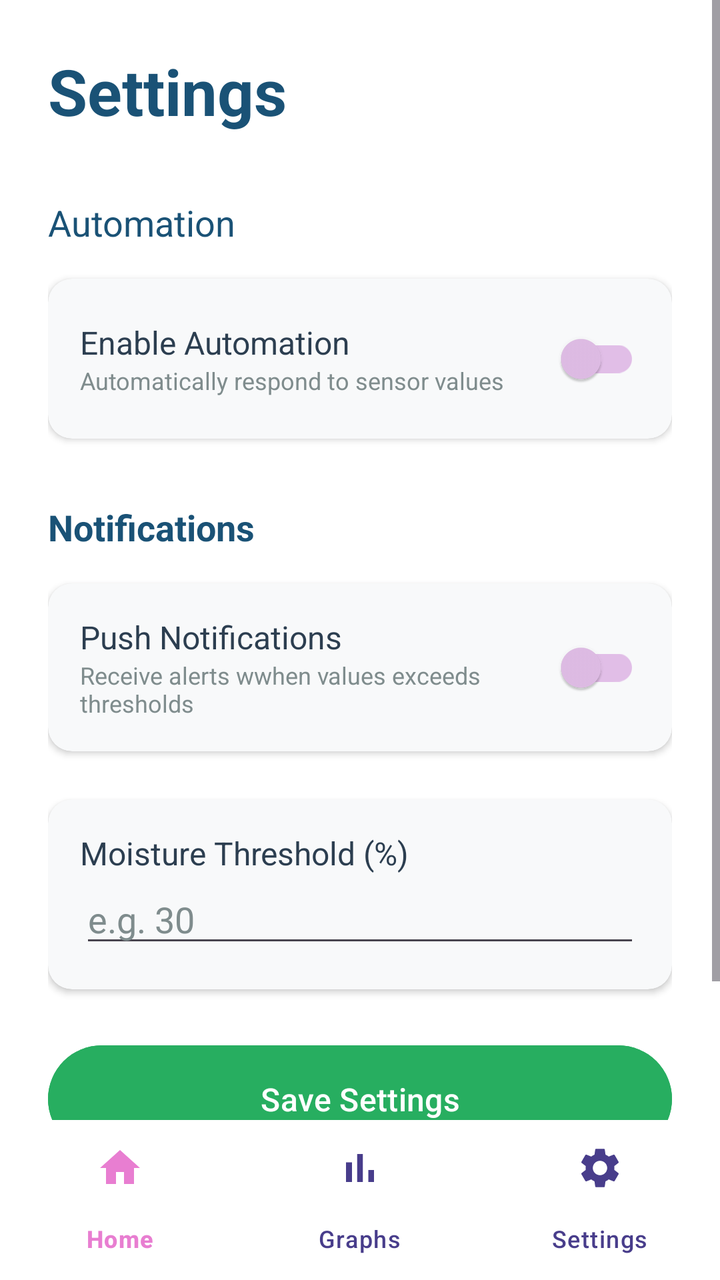
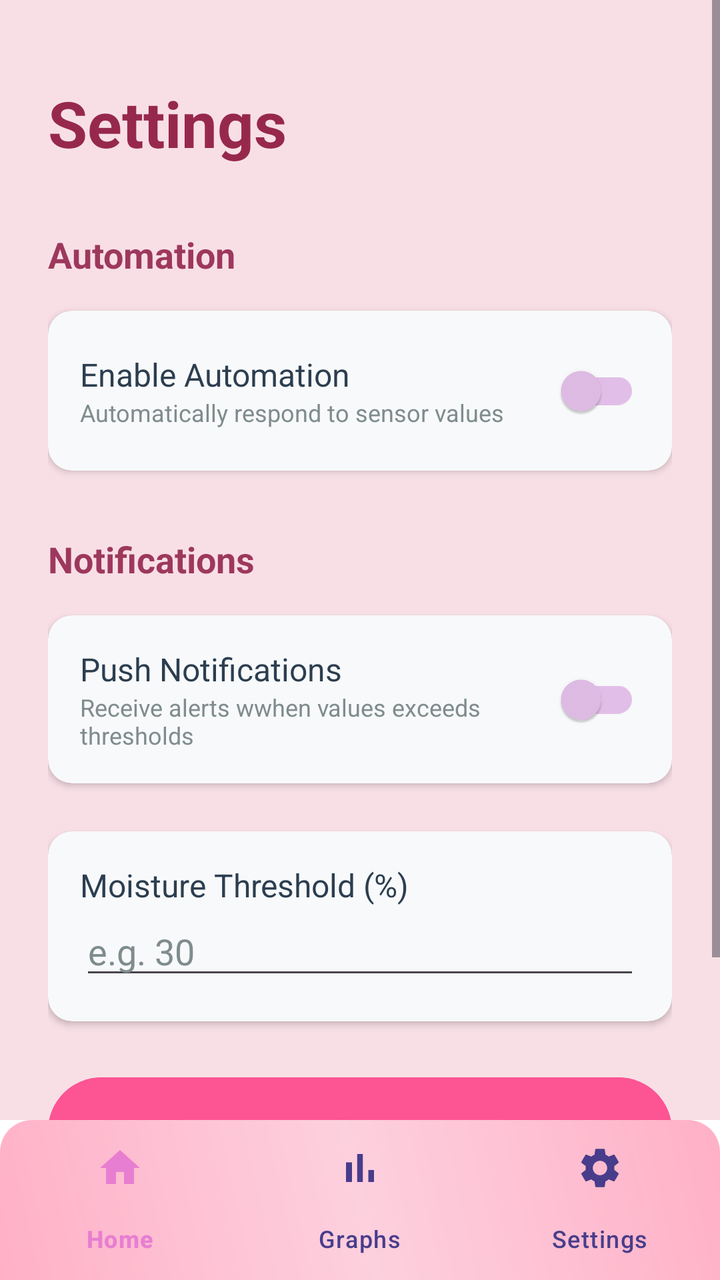

Compare the two renders of this Android layout. The source of the first and the diff that turns it into the second are given below.
<!-- AndroidManifest.xml: application theme Theme.Example2 -->
<!-- res/layout/activity_settings.xml -->
<?xml version="1.0" encoding="utf-8"?>
<LinearLayout
    xmlns:android="http://schemas.android.com/apk/res/android"
    xmlns:app="http://schemas.android.com/apk/res-auto"
    android:layout_width="match_parent"
    android:layout_height="match_parent"
    android:orientation="vertical"
    android:background="#FFFFFF">

    <ScrollView
        android:layout_width="match_parent"
        android:layout_height="0dp"
        android:layout_weight="1"
        android:fillViewport="true">


    
    <LinearLayout
        android:layout_width="match_parent"
        android:layout_height="0dp"
        android:layout_weight="1"
        android:orientation="vertical"
        android:padding="24dp">

        <TextView
            android:layout_width="wrap_content"
            android:layout_height="wrap_content"
            android:text="Settings"
            android:textSize="32sp"
            android:textColor="#1A5276"
            android:textStyle="bold"
            android:layout_marginBottom="32dp"/>

        <TextView
            android:layout_width="wrap_content"
            android:layout_height="wrap_content"
            android:text="Automation"
            android:textSize="18sp"
            android:textColor="#1A5276"
            android:layout_marginBottom="16dp"/>

        
        <androidx.cardview.widget.CardView
            android:layout_width="match_parent"
            android:layout_height="wrap_content"
            android:layout_marginBottom="16dp"
            app:cardCornerRadius="12dp"
            app:cardElevation="2dp"
            app:cardBackgroundColor="#F8F9FA">

            <LinearLayout
                android:layout_width="match_parent"
                android:layout_height="wrap_content"
                android:orientation="horizontal"
                android:padding="16dp"
                android:gravity="center_vertical">

                <LinearLayout
                    android:layout_width="0dp"
                    android:layout_height="wrap_content"
                    android:layout_weight="1"
                    android:orientation="vertical">

                    <TextView
                        android:layout_width="wrap_content"
                        android:layout_height="wrap_content"
                        android:text="Enable Automation"
                        android:textSize="16sp"
                        android:textColor="#2C3E50"/>
                    <TextView
                        android:layout_width="wrap_content"
                        android:layout_height="wrap_content"
                        android:text="Automatically respond to sensor values"
                        android:textSize="12sp"
                        android:textColor="#7F8C8D"/>

                </LinearLayout>
                <com.google.android.material.switchmaterial.SwitchMaterial
                    android:id="@+id/switchAutomation"
                    android:layout_width="wrap_content"
                    android:layout_height="wrap_content"
                    app:thumbTint="@color/switch_thumb_color"
                    app:trackTint="@color/switch_track_color"/>

            </LinearLayout>
        </androidx.cardview.widget.CardView>

        

        <TextView
            android:layout_width="wrap_content"
            android:layout_height="wrap_content"
            android:text="Notifications"
            android:textSize="18sp"
            android:textColor="#1A5276"
            android:textStyle="bold"
            android:layout_marginBottom="16dp"
            android:layout_marginTop="16dp"/>

        
        <androidx.cardview.widget.CardView
            android:layout_width="match_parent"
            android:layout_height="wrap_content"
            android:layout_marginBottom="24dp"
            app:cardCornerRadius="12dp"
            app:cardElevation="2dp"
            app:cardBackgroundColor="#F8F9FA">

            <LinearLayout
                android:layout_width="match_parent"
                android:layout_height="wrap_content"
                android:orientation="horizontal"
                android:padding="16dp"
                android:gravity="center_vertical">

                <LinearLayout
                    android:layout_width="0dp"
                    android:layout_height="wrap_content"
                    android:layout_weight="1"
                    android:orientation="vertical">

                    <TextView
                        android:layout_width="wrap_content"
                        android:layout_height="wrap_content"
                        android:text="Push Notifications"
                        android:textSize="16sp"
                        android:textColor="#2C3E50"/>
                    <TextView
                        android:layout_width="wrap_content"
                        android:layout_height="wrap_content"
                        android:text="Receive alerts wwhen values exceeds thresholds"
                        android:textSize="12sp"
                        android:textColor="#7F8C8D"/>

    </LinearLayout>
        <com.google.android.material.switchmaterial.SwitchMaterial
            android:id="@+id/switchNotifications"
            android:layout_width="wrap_content"
            android:layout_height="wrap_content"
            app:thumbTint="@color/switch_thumb_color"
            app:trackTint="@color/switch_track_color"/>

            </LinearLayout>
        </androidx.cardview.widget.CardView>

        
        <androidx.cardview.widget.CardView
            android:layout_width="match_parent"
            android:layout_height="wrap_content"
            android:layout_marginBottom="24dp"
            app:cardCornerRadius="12dp"
            app:cardElevation="2dp"
            app:cardBackgroundColor="#F8F9FA">
            
            <LinearLayout
                android:layout_width="match_parent"
                android:layout_height="wrap_content"
                android:orientation="vertical"
                android:padding="16dp">

                <TextView
                    android:layout_width="wrap_content"
                    android:layout_height="wrap_content"
                    android:text="Moisture Threshold (%)"
                    android:textSize="16sp"
                    android:textColor="#2C3E50"/>

                <EditText
                    android:id="@+id/etThreshold"
                    android:layout_width="match_parent"
                    android:layout_height="wrap_content"
                    android:hint="e.g. 30"
                    android:inputType="number"
                    android:maxLength="3"
                    android:textColor="#2C3E50"
                    android:textColorHint="#7F8C8D"/>

                    
            </LinearLayout>
    </androidx.cardview.widget.CardView>

        

        <Button
            android:id="@+id/btnSaveSettings"
            android:layout_width="match_parent"
            android:layout_height="wrap_content"
            android:text="Save Settings"
            android:textSize="16sp"
            android:backgroundTint="#27AE60"
            android:textColor="#FFFFFF"
            android:padding="16dp"/>

        <TextView
            android:id="@+id/tvSettingStatus"
            android:layout_width="wrap_content"
            android:layout_height="wrap_content"
            android:layout_gravity="center_horizontal"
            android:layout_marginTop="16dp"
            android:text=""
            android:textSize="14sp"
            android:textColor="#27AE60"/>
    </LinearLayout>
    </ScrollView>

    <com.google.android.material.bottomnavigation.BottomNavigationView
        android:id="@+id/bottomNavigation"
        android:layout_width="match_parent"
        android:layout_height="wrap_content"
        android:background="#FFFFFF"
        app:menu="@menu/bottom_nav_menu"
        app:itemIconTint="@color/nav_item_colour"
        app:itemTextColor="@color/nav_item_colour"
        app:labelVisibilityMode="labeled"/>

</LinearLayout>
<!-- resources referenced by this layout -->
<resources>
  <style name="Theme.Example2" parent="Theme.Material3.DayNight.NoActionBar">
          
          <item name="colorPrimary">@color/purple_500</item>
          <item name="colorPrimaryVariant">@color/purple_700</item>
          <item name="colorOnPrimary">@color/white</item>
          
          <item name="colorSecondary">@color/teal_200</item>
          <item name="colorSecondaryVariant">@color/teal_700</item>
          <item name="colorOnSecondary">@color/black</item>
          
          <item name="android:statusBarColor">?attr/colorPrimaryVariant</item>
          
      </style>
  <color name="purple_500">#FF6200EE</color>
  <color name="purple_700">#FF3700B3</color>
  <color name="white">#FFFFFFFF</color>
  <color name="teal_200">#FF03DAC5</color>
  <color name="teal_700">#FF018786</color>
  <color name="black">#FF000000</color>
</resources>

<!-- the commit's change to res/layout/activity_settings.xml (unified diff, before → after) -->
@@ -20,14 +20,16 @@
         android:layout_height="0dp"
         android:layout_weight="1"
         android:orientation="vertical"
-        android:padding="24dp">
+        android:padding="24dp"
+        android:background="#F8DFE6">
 
         <TextView
             android:layout_width="wrap_content"
             android:layout_height="wrap_content"
             android:text="Settings"
             android:textSize="32sp"
-            android:textColor="#1A5276"
+            android:textColor="#97284D"
+            android:paddingTop="16dp"
             android:textStyle="bold"
             android:layout_marginBottom="32dp"/>
 
@@ -36,7 +38,8 @@
             android:layout_height="wrap_content"
             android:text="Automation"
             android:textSize="18sp"
-            android:textColor="#1A5276"
+            android:textStyle="bold"
+            android:textColor="#9D385D"
             android:layout_marginBottom="16dp"/>
 
         
@@ -92,7 +95,7 @@
             android:layout_height="wrap_content"
             android:text="Notifications"
             android:textSize="18sp"
-            android:textColor="#1A5276"
+            android:textColor="#9D385D"
             android:textStyle="bold"
             android:layout_marginBottom="16dp"
             android:layout_marginTop="16dp"/>
@@ -187,7 +190,7 @@
             android:layout_height="wrap_content"
             android:text="Save Settings"
             android:textSize="16sp"
-            android:backgroundTint="#27AE60"
+            android:backgroundTint="#FD5493"
             android:textColor="#FFFFFF"
             android:padding="16dp"/>
 
@@ -207,7 +210,7 @@
         android:id="@+id/bottomNavigation"
         android:layout_width="match_parent"
         android:layout_height="wrap_content"
-        android:background="#FFFFFF"
+        android:background="@drawable/bg_bottom_nav"
         app:menu="@menu/bottom_nav_menu"
         app:itemIconTint="@color/nav_item_colour"
         app:itemTextColor="@color/nav_item_colour"
<!-- resource entries referenced after the edit -->
@@ -1,5 +1,15 @@
 <!-- resources referenced by this layout -->
 <resources>
+  <!-- drawable bg_bottom_nav (drawable) -->
+  <?xml version="1.0" encoding="utf-8"?>
+  <shape xmlns:android="http://schemas.android.com/apk/res/android">
+      <gradient android:startColor="#FFB0C7"
+          android:centerColor="#FDD0DE"
+          android:endColor="#FFB0C7"
+          android:angle="45"/>
+          <corners android:topLeftRadius="16dp"
+              android:topRightRadius="16dp"/>
+  </shape>
   <style name="Theme.Example2" parent="Theme.Material3.DayNight.NoActionBar">
           
           <item name="colorPrimary">@color/purple_500</item>
